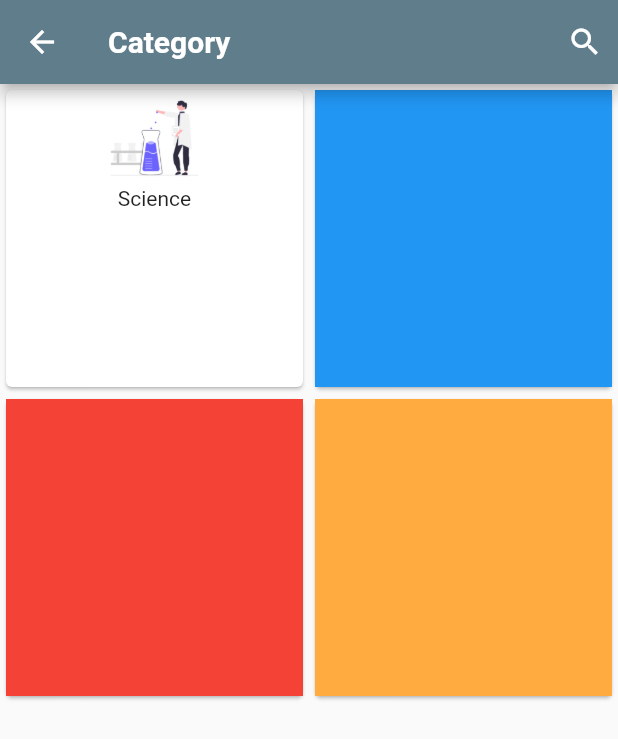
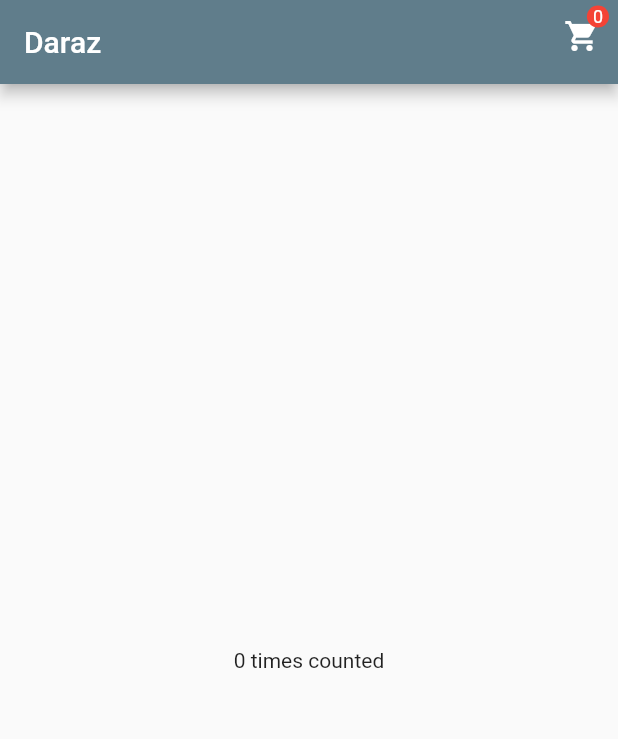
Before and after one commit to praneshp1org/trying-something, a Flutter app: the screen it shows after launch, on a phone screen of 412 x 824 dp. Shown: the top 739 px of the screen. Run offline on Flutter 3.47's test engine with Material 2 defaults, Android fonts, the phone set to English and light mode, and no system bars.

Commit message:
custom notification

```diff
--- a/lib/main.dart
+++ b/lib/main.dart
@@ -1,3 +1,4 @@
+import 'package:book_app/pages/custom_nav.dart';
 import 'package:book_app/pages/home_page.dart';
 import 'package:flutter/material.dart';
 
@@ -18,7 +19,7 @@ class MyApp extends StatelessWidget {
         primarySwatch: Colors.blueGrey,
       ),
       routes: {
-        "/": (_) => HomePage(),
+        "/": (_) => CustomNav(),
       },
     );
   }
--- /dev/null
+++ b/lib/pages/custom_nav.dart
@@ -0,0 +1,57 @@
+import 'package:flutter/material.dart';
+
+class CustomNav extends StatefulWidget {
+  const CustomNav({Key? key}) : super(key: key);
+
+  @override
+  State<CustomNav> createState() => _CustomNavState();
+}
+
+class _CustomNavState extends State<CustomNav> {
+  int count = 0;
+  void add() {
+    count++;
+  }
+
+  @override
+  Widget build(BuildContext context) {
+    return Scaffold(
+      appBar: AppBar(
+        title: Text('Daraz'),
+        actions: [
+          Positioned(
+            child: Stack(
+              children: [
+                IconButton(
+                    onPressed: () {
+                      setState(() {
+                        add();
+                      });
+                    },
+                    icon: Icon(Icons.shopping_cart)),
+                Positioned(
+                  top: 0,
+                  right: 6,
+                  child: Container(
+                    padding: EdgeInsets.all(4),
+                    decoration: BoxDecoration(
+                      color: Colors.red,
+                      shape: BoxShape.circle,
+                    ),
+                    child: Text(
+                      '$count',
+                      style: TextStyle(fontSize: 12),
+                    ),
+                  ),
+                ),
+              ],
+            ),
+          ),
+        ],
+      ),
+      body: Center(
+        child: Text('$count times counted'),
+      ),
+    );
+  }
+}
--- a/lib/widgets/cards_items.dart
+++ b/lib/widgets/cards_items.dart
@@ -15,9 +15,7 @@ class _CardItemsState extends State<CardItems> {
   @override
   Widget build(BuildContext context) {
     return Container(
-      child: Column(
-        children: [
-          ListView.builder(
+      child: ListView.builder(
           shrinkWrap: true,
           physics: NeverScrollableScrollPhysics(),
           itemCount: cardsItems.length,
@@ -35,9 +33,7 @@ class _CardItemsState extends State<CardItems> {
                 ],
               ),
             );
-              }))
-        ],
-      ),
+          })),
     );
   }
 }
```
Lines whose indentation alone changed are shown as unchanged.
